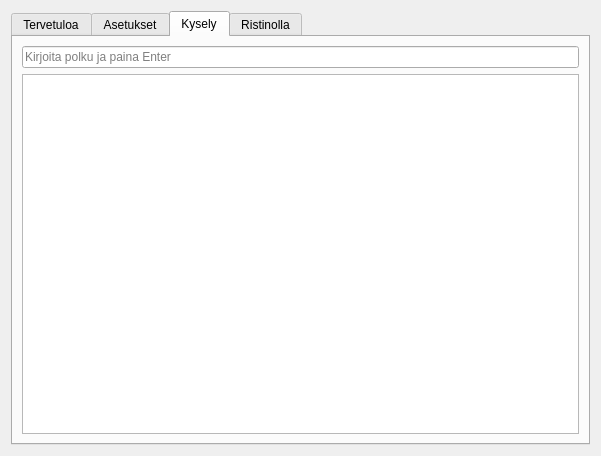
Above: kitupiikki/tools/devtool.ui from artoh/kitupiikki before the change. Below: the same form after it.
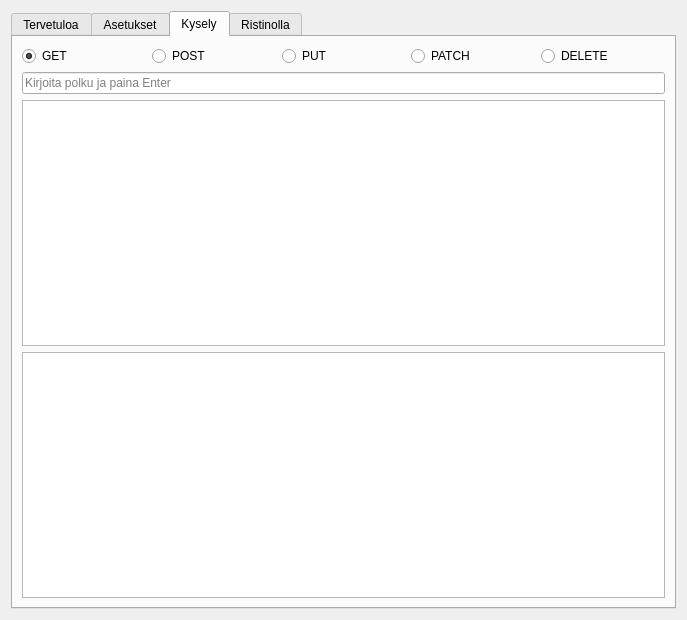
That is the form after the change. The open tabs and pages were chosen to show the change. Icons and pictures are not drawn.

```diff
--- a/kitupiikki/tools/devtool.ui
+++ b/kitupiikki/tools/devtool.ui
@@ -6,8 +6,8 @@
    <rect>
     <x>0</x>
     <y>0</y>
-    <width>601</width>
-    <height>456</height>
+    <width>687</width>
+    <height>620</height>
    </rect>
   </property>
   <property name="windowTitle">
@@ -187,7 +187,49 @@
       <attribute name="title">
        <string>Kysely</string>
       </attribute>
-      <layout class="QVBoxLayout" name="verticalLayout_6">
+      <layout class="QVBoxLayout" name="verticalLayout_4">
+       <item>
+        <layout class="QHBoxLayout" name="horizontalLayout_4">
+         <item>
+          <widget class="QRadioButton" name="getRadio">
+           <property name="text">
+            <string>GET</string>
+           </property>
+           <property name="checked">
+            <bool>true</bool>
+           </property>
+          </widget>
+         </item>
+         <item>
+          <widget class="QRadioButton" name="postRadio">
+           <property name="text">
+            <string>POST</string>
+           </property>
+          </widget>
+         </item>
+         <item>
+          <widget class="QRadioButton" name="putRadio">
+           <property name="text">
+            <string>PUT</string>
+           </property>
+          </widget>
+         </item>
+         <item>
+          <widget class="QRadioButton" name="patchRadio">
+           <property name="text">
+            <string>PATCH</string>
+           </property>
+          </widget>
+         </item>
+         <item>
+          <widget class="QRadioButton" name="deleteRadio">
+           <property name="text">
+            <string>DELETE</string>
+           </property>
+          </widget>
+         </item>
+        </layout>
+       </item>
        <item>
         <widget class="QLineEdit" name="kyselyLine">
          <property name="placeholderText">
@@ -195,6 +237,13 @@
          </property>
         </widget>
        </item>
+       <item>
+        <widget class="QPlainTextEdit" name="jsonInput">
+         <property name="tabStopWidth">
+          <number>10</number>
+         </property>
+        </widget>
+       </item>
        <item>
         <widget class="QTextBrowser" name="kyselyBrowser"/>
        </item>
```
Left out of the diff: 2 changed lines with no effect on the pictures.
